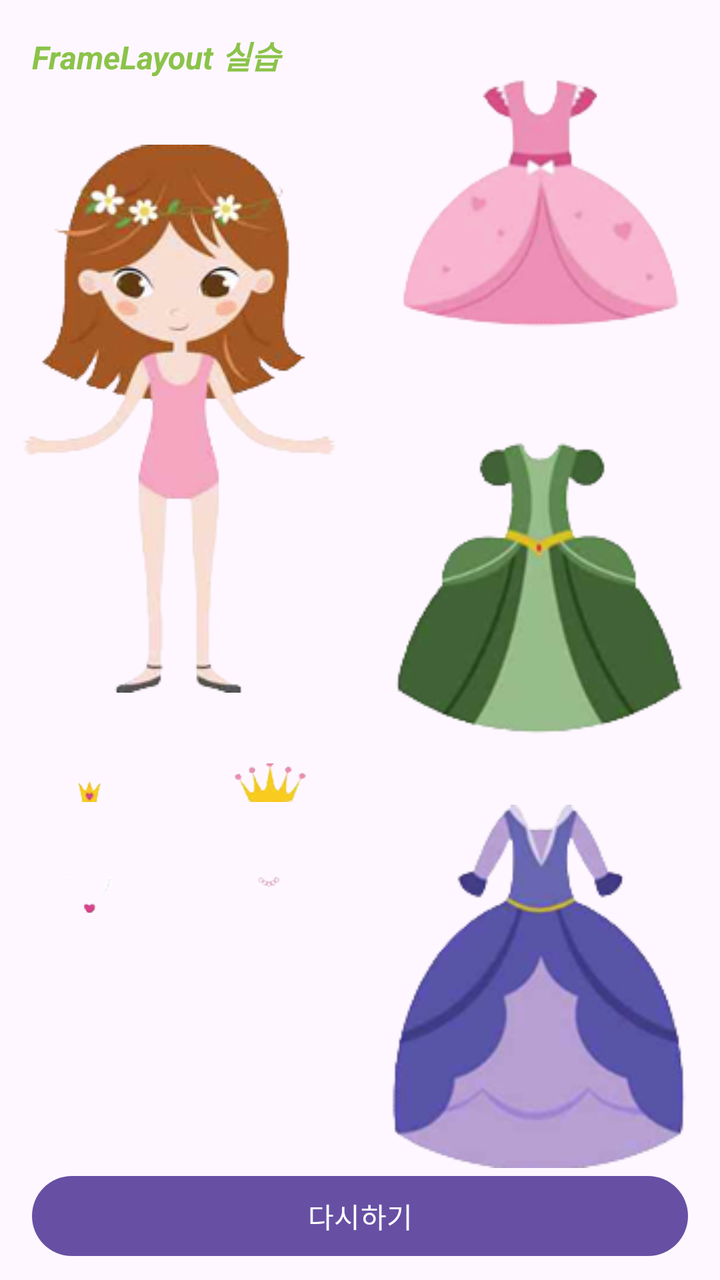
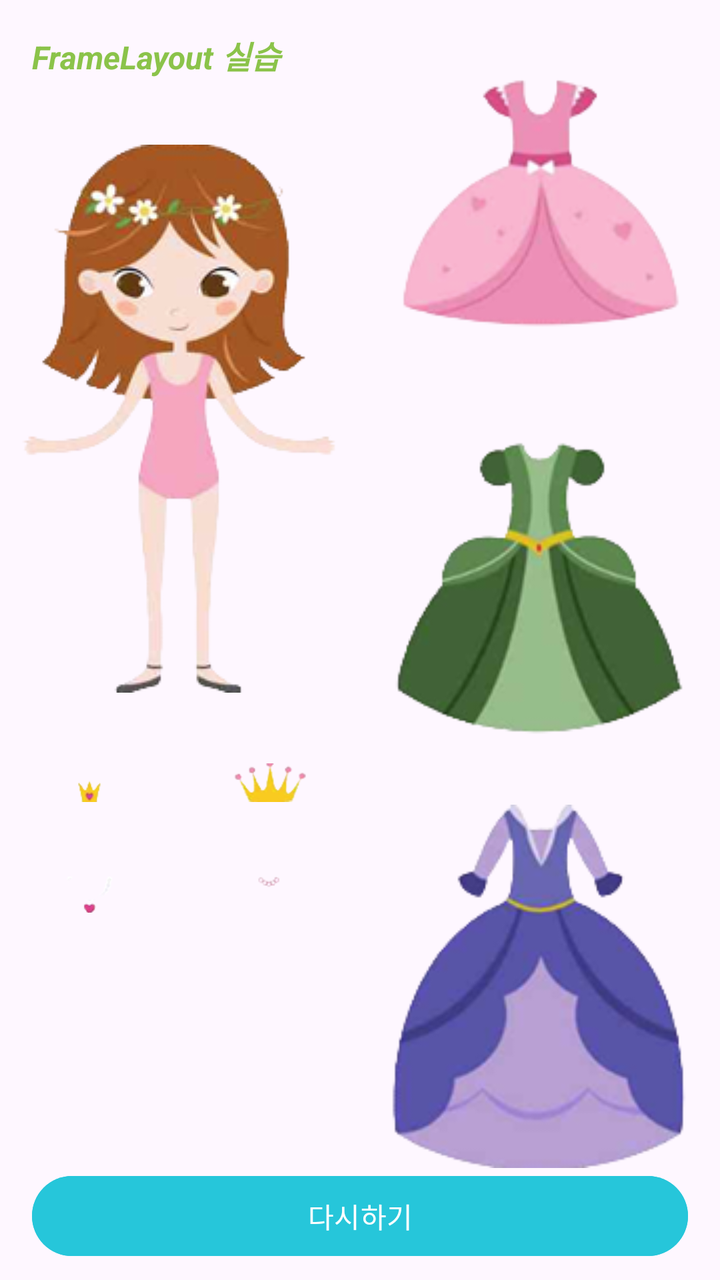

Two renders of the same Android screen: before a commit and after it. Below are the layout's source before the change and the commit's diff.
<!-- AndroidManifest.xml: application theme Theme.Mp0403 -->
<!-- res/layout/activity_main.xml -->
<?xml version="1.0" encoding="utf-8"?>
<LinearLayout xmlns:android="http://schemas.android.com/apk/res/android"
    xmlns:tools="http://schemas.android.com/tools"
    android:id="@+id/main"
    android:layout_width="match_parent"
    android:layout_height="match_parent"
    android:orientation="vertical"
    tools:context=".MainActivity">

    <TextView
        android:id="@+id/textViewTitle"
        android:layout_width="match_parent"
        android:layout_height="wrap_content"
        android:layout_marginStart="16dp"
        android:layout_marginTop="16dp"
        android:text="FrameLayout 실습"
        android:textColor="#8BC34A"
        android:textSize="16sp"
        android:textStyle="bold|italic" />

    <LinearLayout
        android:layout_width="match_parent"
        android:layout_height="0dp"
        android:layout_weight="1"
        android:orientation="horizontal">

        
        <LinearLayout
            android:layout_width="0dp"
            android:layout_height="match_parent"
            android:layout_weight="1"
            android:gravity="center_horizontal"
            android:orientation="vertical">

            
            <FrameLayout
                android:layout_width="wrap_content"
                android:layout_height="wrap_content"
                android:layout_marginTop="8dp">

                <ImageView
                    android:id="@+id/ivBody"
                    android:layout_width="wrap_content"
                    android:layout_height="wrap_content"
                    android:layout_marginTop="25dp"
                    android:src="@drawable/body" />

                <ImageView
                    android:id="@+id/ivObjDress"
                    android:layout_width="wrap_content"
                    android:layout_height="wrap_content"
                    android:layout_marginTop="127dp"
                    android:src="@drawable/dress1"
                    android:visibility="invisible" />

                <ImageView
                    android:id="@+id/ivObjNecklace"
                    android:layout_width="wrap_content"
                    android:layout_height="wrap_content"
                    android:layout_marginTop="125dp"
                    android:src="@drawable/necklace1"
                    android:visibility="invisible" />

                <ImageView
                    android:id="@+id/ivObjCrown"
                    android:layout_width="wrap_content"
                    android:layout_height="wrap_content"
                    android:src="@drawable/crown1"
                    android:visibility="invisible" />

            </FrameLayout>

            <LinearLayout
                android:layout_width="match_parent"
                android:layout_height="wrap_content"
                android:layout_marginTop="24dp"
                android:orientation="horizontal">

                <ImageView
                    android:id="@+id/imageViewCrown1"
                    android:layout_width="0dp"
                    android:layout_height="40dp"
                    android:layout_weight="1"
                    android:onClick="onClickChoice"
                    android:src="@drawable/crown1" />

                <ImageView
                    android:id="@+id/imageViewCrown2"
                    android:layout_width="0dp"
                    android:layout_height="40dp"
                    android:layout_weight="1"
                    android:onClick="onClickChoice"
                    android:src="@drawable/crown2" />

            </LinearLayout>

            <LinearLayout
                android:layout_width="match_parent"
                android:layout_height="wrap_content"
                android:layout_marginTop="16dp"
                android:orientation="horizontal">

                <ImageView
                    android:id="@+id/imageViewNecklace1"
                    android:layout_width="0dp"
                    android:layout_height="40dp"
                    android:layout_weight="1"
                    android:onClick="onClickChoice"
                    android:src="@drawable/necklace1" />

                <ImageView
                    android:id="@+id/imageViewNecklace2"
                    android:layout_width="0dp"
                    android:layout_height="40dp"
                    android:layout_weight="1"
                    android:onClick="onClickChoice"
                    android:src="@drawable/necklace2" />

            </LinearLayout>

        </LinearLayout>

        
        <LinearLayout
            android:layout_width="0dp"
            android:layout_height="match_parent"
            android:layout_weight="1"
            android:orientation="vertical">

            <ImageView
                android:id="@+id/imageViewDress1"
                android:layout_width="match_parent"
                android:layout_height="0dp"
                android:layout_weight="1"
                android:onClick="onClickChoice"
                android:src="@drawable/dress1" />

            <ImageView
                android:id="@+id/imageViewDress2"
                android:layout_width="match_parent"
                android:layout_height="0dp"
                android:layout_weight="1"
                android:onClick="onClickChoice"
                android:src="@drawable/dress2" />

            <ImageView
                android:id="@+id/imageViewDress3"
                android:layout_width="match_parent"
                android:layout_height="0dp"
                android:layout_weight="1"
                android:onClick="onClickChoice"
                android:src="@drawable/dress3" />

        </LinearLayout>

    </LinearLayout>

    <Button
        android:id="@+id/buttonReset"
        android:layout_width="match_parent"
        android:layout_height="wrap_content"
        android:layout_marginStart="16dp"
        android:layout_marginEnd="16dp"
        android:layout_marginBottom="8dp"
        android:onClick="onClickChoice"
        android:text="다시하기" />

</LinearLayout>
<!-- resources referenced by this layout -->
<resources>
  <!-- drawable body: png bitmap (drawable, 43642 bytes) -->
  <!-- drawable crown1: png bitmap (drawable, 1207 bytes) -->
  <!-- drawable crown2: png bitmap (drawable, 3358 bytes) -->
  <!-- drawable dress1: png bitmap (drawable, 17317 bytes) -->
  <!-- drawable dress2: png bitmap (drawable, 20116 bytes) -->
  <!-- drawable dress3: png bitmap (drawable, 28914 bytes) -->
  <!-- drawable necklace1: png bitmap (drawable, 3567 bytes) -->
  <!-- drawable necklace2: png bitmap (drawable, 909 bytes) -->
  <style name="Theme.Mp0403" parent="Base.Theme.Mp0403" />
  <style name="Base.Theme.Mp0403" parent="Theme.Material3.DayNight.NoActionBar">
          
          
      </style>
</resources>

<!-- the commit's change to res/layout/activity_main.xml (unified diff, before → after) -->
@@ -157,6 +157,7 @@
 
     <Button
         android:id="@+id/buttonReset"
+        android:backgroundTint="#26C6DA"
         android:layout_width="match_parent"
         android:layout_height="wrap_content"
         android:layout_marginStart="16dp"
